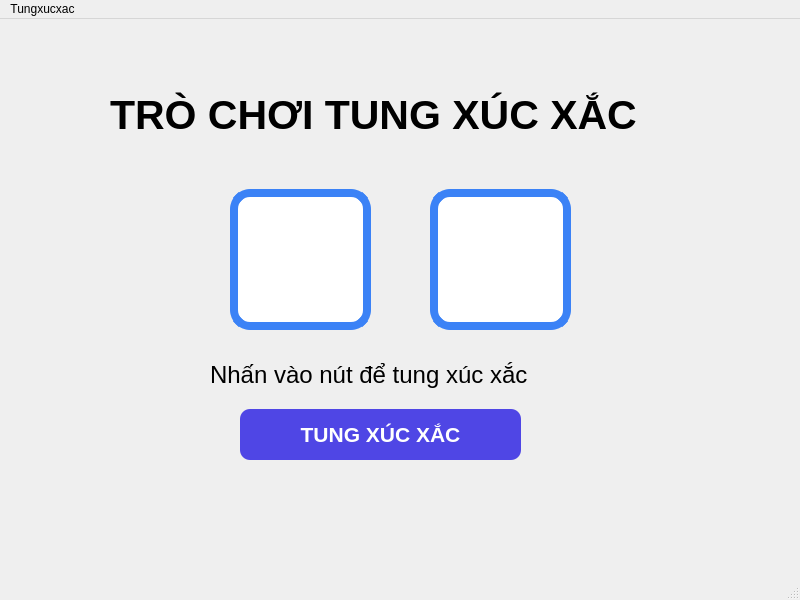
Qt form giaodien.ui (Des1r3d/ProjectNhom) before a commit.
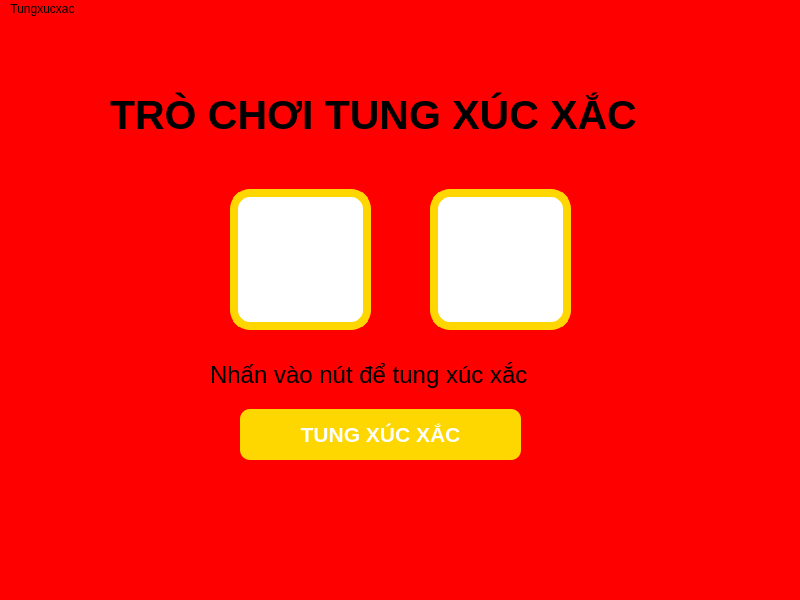
The same form after that commit.

The edit to the form file:
```diff
--- a/giaodien.ui
+++ b/giaodien.ui
@@ -13,6 +13,9 @@
   <property name="windowTitle">
    <string>MainWindow</string>
   </property>
+  <property name="styleSheet">
+   <string notr="true">background-color: #FF0000</string>
+  </property>
   <widget class="QWidget" name="centralwidget">
    <widget class="QLabel" name="label2">
     <property name="geometry">
@@ -72,12 +75,12 @@
     </property>
     <property name="styleSheet">
      <string notr="true"> background-color: #FFFFFF;
-    border: 8px solid #3B82F6;
+    border: 8px solid #FFD700;
     border-radius: 20px;
     text-align: center;
     font-size: 25pt;
     font-weight: bold; 
-    color: #3B82F6;</string>
+      color: #3B82F6;</string>
     </property>
     <property name="text">
      <string/>
@@ -94,7 +97,7 @@
     </property>
     <property name="styleSheet">
      <string notr="true">
-    background-color: #4F46E5; 
+    background-color: #FFD700; 
     color: white; 
     font-size: 16pt;
     font-weight: bold;
@@ -181,7 +184,7 @@
     </property>
     <property name="styleSheet">
      <string notr="true"> background-color: #FFFFFF;
-    border: 8px solid #3B82F6;
+    border: 8px solid #FFD700;
     border-radius: 20px;
     text-align: center;
     font-size: 25pt;
@@ -199,7 +202,7 @@
      <x>0</x>
      <y>0</y>
      <width>800</width>
-     <height>26</height>
+     <height>24</height>
     </rect>
    </property>
    <widget class="QMenu" name="menuTungxucxac">
```
